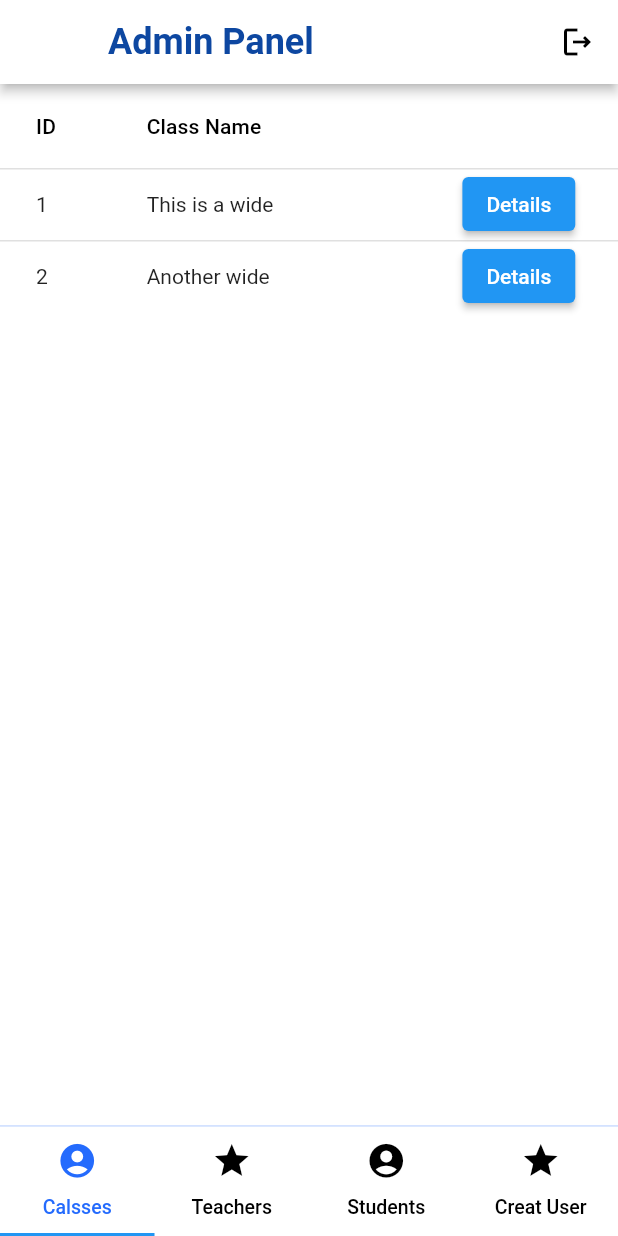
After one commit to Yishak123-sol/school-app, a Flutter app: the TeacherHome screen opened by its route, on a phone screen of 412 x 824 dp. The commit adds this screen. Run offline on Flutter 3.47's test engine with Material 2 defaults, Android fonts, the phone set to English and light mode, and no system bars; our stand-ins replace introduction_screen; Roboto replaces fonts that are missing (Poppins).

Commit message:
teacher implementataiopn start

```diff
--- /dev/null
+++ b/lib/Pages/teacher_home_page.dart
@@ -0,0 +1,259 @@
+import 'package:flutter/material.dart';
+
+class TeacherHome extends StatefulWidget {
+  const TeacherHome({super.key});
+
+  @override
+  State<TeacherHome> createState() => _TeacherHomeState();
+}
+
+class _TeacherHomeState extends State<TeacherHome>
+    with SingleTickerProviderStateMixin {
+  late TabController tabController;
+  final List<Tab> myTabs = <Tab>[
+    const Tab(
+      icon: Icon(
+        Icons.account_circle,
+        size: 27,
+      ),
+      child: Text(
+        'Calsses',
+        maxLines: 1,
+        softWrap: false,
+        style: TextStyle(
+          fontSize: 13,
+        ),
+      ),
+    ),
+    const Tab(
+      icon: Icon(
+        Icons.grade,
+        size: 27,
+      ),
+      child: Text(
+        'Teachers',
+        maxLines: 1,
+        softWrap: false,
+        style: TextStyle(
+          fontSize: 13,
+        ),
+      ),
+    ),
+    const Tab(
+      icon: Icon(
+        Icons.account_circle,
+        size: 27,
+      ),
+      child: Text(
+        'Students',
+        maxLines: 1,
+        softWrap: false,
+        style: TextStyle(
+          fontSize: 13,
+        ),
+      ),
+    ),
+    const Tab(
+      icon: Icon(
+        Icons.grade,
+        size: 27,
+      ),
+      child: Text(
+        'Creat User',
+        maxLines: 1,
+        softWrap: false,
+        style: TextStyle(
+          fontSize: 13,
+        ),
+      ),
+    ),
+  ];
+
+  @override
+  void initState() {
+    super.initState();
+    tabController = TabController(vsync: this, length: 4);
+  }
+
+  @override
+  void dispose() {
+    super.dispose();
+    tabController.dispose();
+  }
+
+  @override
+  Widget build(BuildContext context) => Scaffold(
+        backgroundColor: Colors.white,
+        appBar: PreferredSize(
+          preferredSize: const Size.fromHeight(56), // here the desired height
+          child: AppBar(
+            backgroundColor: Colors.white,
+            elevation: 3,
+            title: Text(
+              'Admin Panel',
+              style: TextStyle(
+                fontWeight: FontWeight.w600,
+                fontSize: 24,
+                color: Colors.blue.shade900,
+              ),
+            ),
+            actions: const [
+              Padding(
+                padding: EdgeInsets.only(right: 15.0),
+                child: Icon(
+                  Icons.logout_outlined,
+                  color: Colors.black,
+                ),
+              ),
+            ],
+          ),
+        ),
+        body: TabBarView(
+          controller: tabController,
+          children: const [
+            MyTable(),
+            StudentMark(),
+            StudentProfile(),
+            StudentMark()
+          ],
+        ),
+        bottomNavigationBar: DecoratedBox(
+          decoration: const BoxDecoration(
+            border: Border(
+                top: BorderSide(
+                    width: 1.2, color: Color.fromARGB(50, 36, 107, 253))),
+          ),
+          child: TabBar(
+            labelPadding: EdgeInsets.zero,
+            controller: tabController,
+            splashBorderRadius: BorderRadius.circular(40),
+            labelColor: const Color.fromARGB(255, 36, 107, 253),
+            unselectedLabelColor: Colors.black,
+            unselectedLabelStyle: const TextStyle(),
+            tabs: myTabs,
+          ),
+        ),
+      );
+}
+
+class StudentMark extends StatelessWidget {
+  const StudentMark({
+    super.key,
+  });
+
+  @override
+  Widget build(BuildContext context) {
+    return const SizedBox(
+      width: 100,
+      height: 100,
+      child: Center(
+        child: Text(
+          'Hello, mark!',
+          style: TextStyle(
+            fontSize: 20,
+          ),
+        ),
+      ),
+    );
+  }
+}
+
+class StudentProfile extends StatelessWidget {
+  const StudentProfile({
+    super.key,
+  });
+
+  @override
+  Widget build(BuildContext context) {
+    return const SizedBox(
+      width: 100,
+      height: 100,
+      child: Center(
+        child: Text(
+          'Hello, profile!',
+          style: TextStyle(
+            fontSize: 20,
+          ),
+        ),
+      ),
+    );
+  }
+}
+
+class MyTable extends StatelessWidget {
+  const MyTable({super.key});
+
+  @override
+  Widget build(BuildContext context) {
+    return SingleChildScrollView(
+      child: DataTable(
+        columns: const [
+          DataColumn(
+            label: Text(
+              'ID',
+            ),
+            numeric: false,
+          ),
+          DataColumn(
+            label: Text(
+              'Class Name',
+            ),
+            numeric: false,
+          ),
+          DataColumn(
+            label: Text(
+              '',
+            ),
+            numeric: false,
+          ),
+        ],
+        rows: [
+          DataRow(
+            cells: [
+              const DataCell(
+                Text(
+                  '1',
+                  textAlign: TextAlign.left,
+                ),
+              ),
+              const DataCell(
+                SizedBox(
+                  width: 150,
+                  child: Text(
+                    'This is a wide',
+                  ),
+                ),
+              ),
+              DataCell(ElevatedButton(
+                onPressed: () {},
+                child: const Text('Details'),
+              )),
+            ],
+          ),
+          DataRow(
+            cells: [
+              const DataCell(
+                Text(
+                  '2',
+                  textAlign: TextAlign.left,
+                ),
+              ),
+              const DataCell(
+                SizedBox(
+                  width: 150,
+                  child: Text(
+                    'Another wide',
+                  ),
+                ),
+              ),
+              DataCell(ElevatedButton(
+                onPressed: () {},
+                child: const Text('Details'),
+              )),
+            ],
+          ),
+        ],
+      ),
+    );
+  }
+}
--- a/lib/main.dart
+++ b/lib/main.dart
@@ -3,6 +3,7 @@ import 'package:school_app/Pages/gettingstarted_Page.dart';
 import 'package:school_app/Pages/login_page.dart';
 import 'package:flutter/services.dart';
 import 'package:school_app/Pages/student_home_page.dart';
+import 'package:school_app/Pages/teacher_home_page.dart';
 
 void main() {
   SystemChrome.setSystemUIOverlayStyle(const SystemUiOverlayStyle(
@@ -19,6 +20,7 @@ void main() {
       '/': (context) => const GettingStartedPage(),
       'login': (context) => const LoginScreen(),
       'student': (context) => const StudentHomePage(),
+      'teacher': (context) => const TeacherHome(),
     },
   ));
 }
```
